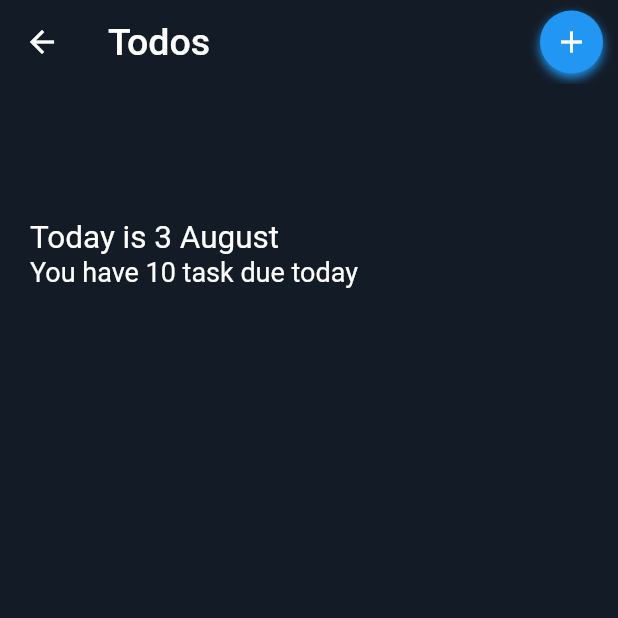
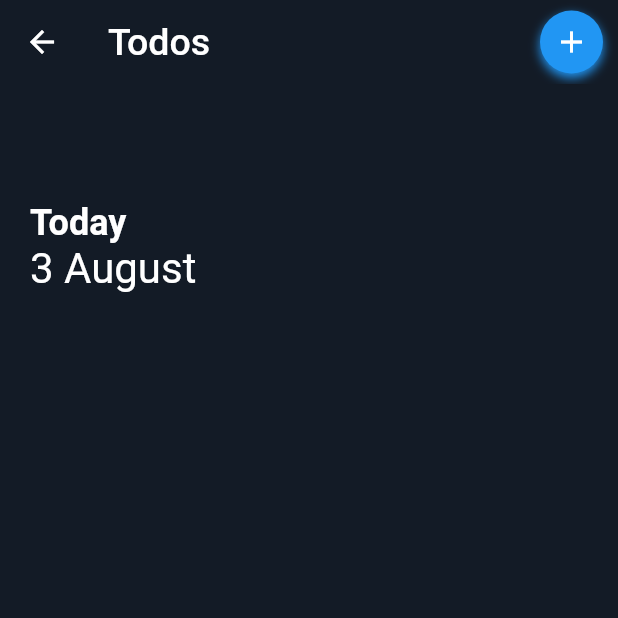
Before and after one commit to Slimmerd/habit_tracker, a Flutter app: the TodosScreen screen opened by its route, on a phone screen of 412 x 824 dp, the top half of it. Run offline on Flutter 3.47's test engine with Material 2 defaults, Android fonts, the phone set to English and light mode, and no system bars; our stand-ins replace fl_chart, flutter_datetime_picker, sqflite; missing offline and left inert: flex_color_picker, flutter_iconpicker; accounts and stored records are empty.

Commit message:
Updated size of widgets and text

```diff
--- a/lib/screens/todos.dart
+++ b/lib/screens/todos.dart
@@ -73,14 +73,15 @@ class _TodosScreenState extends State<TodosScreen> {
             child: Column(
               crossAxisAlignment: CrossAxisAlignment.start,
               children: [
-                Text('Today is ${DateFormat('d MMMM').format(DateTime.now())}',
+                Text('Today',
                     style: TextStyle(
-                      fontSize: 21,
+                      fontSize: 24,
+                      fontWeight: FontWeight.bold,
                       color: Colors.white,
                     )),
-                Text('You have 10 task due today',
+                Text('${DateFormat('d MMMM').format(DateTime.now())}',
                     style: TextStyle(
-                      fontSize: 18,
+                      fontSize: 28,
                       color: Colors.white,
                     )),
               ],
@@ -92,7 +93,7 @@ class _TodosScreenState extends State<TodosScreen> {
           Consumer<TodoProvider>(
             builder: (BuildContext context, value, Widget? child) {
               return Expanded(
-                flex: 5,
+                flex: 6,
                 child: ListView.builder(
                     scrollDirection: Axis.horizontal,
                     itemCount: value.todoCategories.length,
```
